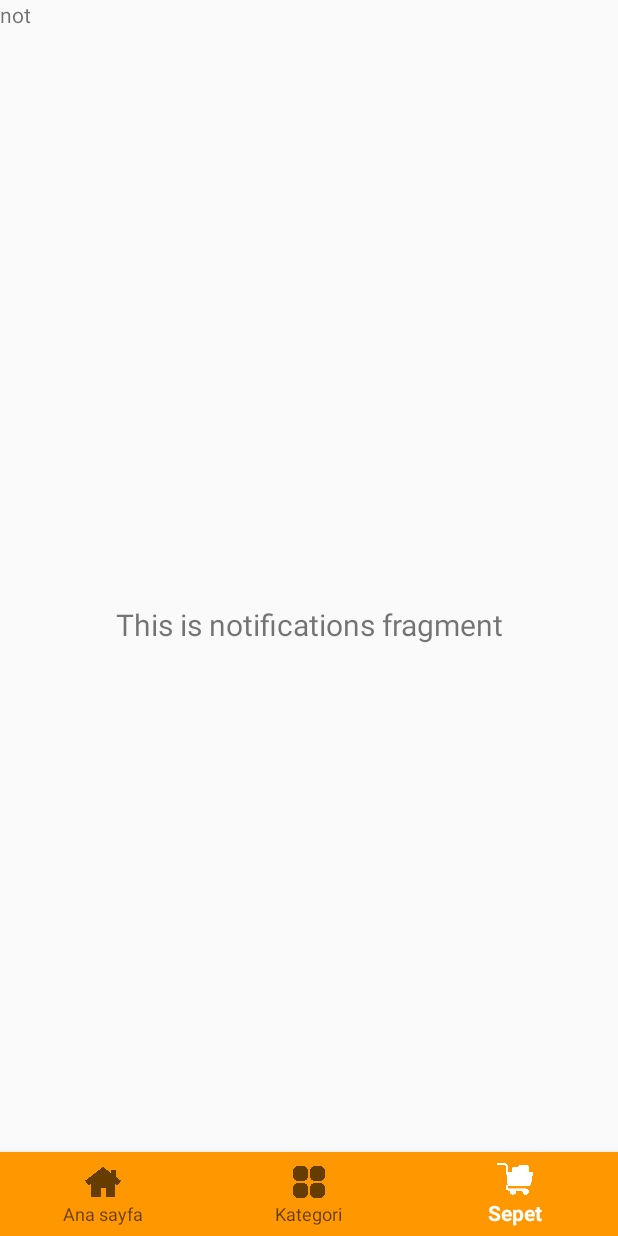
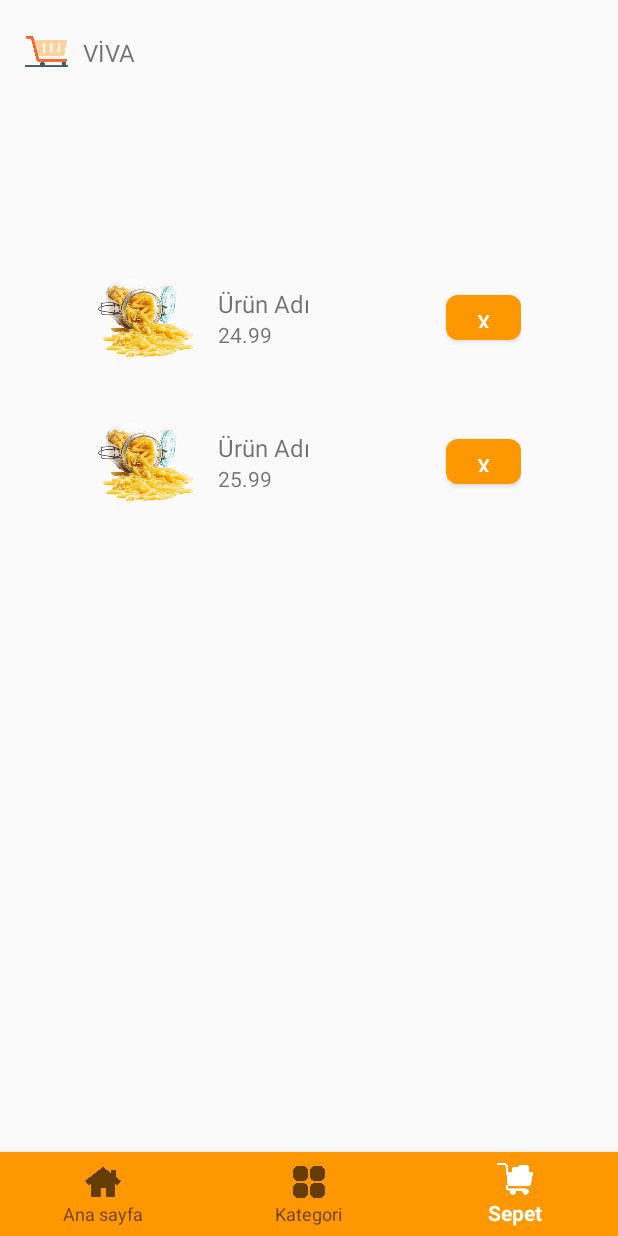
Before and after one commit to EmrhnOZCN/vivaapp-mobile, an Android app: the NotificationsFragment screen opened through its navigation route, on a phone screen of 412 x 824 dp. Run offline under Robolectric (Android 15) with nearby library versions, the phone set to English and light mode, and no system bars; our stand-ins replace navigation-ui.

Commit message:
The cart page was designed and the necessary adapters were created.

```diff
--- a/app/src/main/AndroidManifest.xml
+++ b/app/src/main/AndroidManifest.xml
@@ -13,6 +13,9 @@
         android:theme="@style/Theme.Vivaappmobile"
         tools:targetApi="31">
         <activity
+            android:name=".ui.ChatbotActivity"
+            android:exported="false" />
+        <activity
             android:name=".ui.RegisterActivity"
             android:exported="false" />
         <activity
@@ -20,8 +23,7 @@
             android:exported="false" />
         <activity
             android:name=".MainActivity"
-            android:exported="true"
-         >
+            android:exported="true">
             <intent-filter>
                 <action android:name="android.intent.action.MAIN" />
 
--- a/app/src/main/java/com/example/vivaapp_mobile/ui/home/HomeFragment.java
+++ b/app/src/main/java/com/example/vivaapp_mobile/ui/home/HomeFragment.java
@@ -5,7 +5,6 @@ import android.os.Bundle;
 import android.view.LayoutInflater;
 import android.view.View;
 import android.view.ViewGroup;
-import android.widget.ImageView;
 
 import androidx.annotation.NonNull;
 import androidx.fragment.app.Fragment;
@@ -38,6 +37,8 @@ public class HomeFragment extends Fragment {
             }
         });
 
+
+
         return root;
     }
 
--- /dev/null
+++ b/app/src/main/java/com/example/vivaapp_mobile/ui/notifications/CartItem.java
@@ -0,0 +1,25 @@
+package com.example.vivaapp_mobile.ui.notifications;
+
+public class CartItem {
+    private String name;
+    private double price;
+    private String imageUrl;
+
+    public CartItem(String name, double price, String imageUrl) {
+        this.name = name;
+        this.price = price;
+        this.imageUrl = imageUrl;
+    }
+
+    public String getName() {
+        return name;
+    }
+
+    public double getPrice() {
+        return price;
+    }
+
+    public String getImageUrl() {
+        return imageUrl;
+    }
+}
--- /dev/null
+++ b/app/src/main/java/com/example/vivaapp_mobile/ui/notifications/CartItemAdapter.java
@@ -0,0 +1,66 @@
+package com.example.vivaapp_mobile.ui.notifications;
+
+import android.content.Context;
+import android.view.LayoutInflater;
+import android.view.View;
+import android.view.ViewGroup;
+import android.widget.Button;
+import android.widget.ImageView;
+import android.widget.TextView;
+
+import androidx.annotation.NonNull;
+import androidx.recyclerview.widget.RecyclerView;
+
+import com.example.vivaapp_mobile.R;
+
+import java.util.List;
+
+public class CartItemAdapter extends RecyclerView.Adapter<CartItemAdapter.ViewHolder> {
+
+    private List<CartItem> cartItemList;
+    private Context context;
+
+    public CartItemAdapter(Context context, List<CartItem> cartItemList) {
+        this.context = context;
+        this.cartItemList = cartItemList;
+    }
+
+    @NonNull
+    @Override
+    public ViewHolder onCreateViewHolder(@NonNull ViewGroup parent, int viewType) {
+        View view = LayoutInflater.from(parent.getContext())
+                .inflate(R.layout.cart_item_layout, parent, false);
+        return new ViewHolder(view);
+    }
+
+    @Override
+    public void onBindViewHolder(@NonNull ViewHolder holder, int position) {
+        CartItem cartItem = cartItemList.get(position);
+        holder.productName.setText(cartItem.getName());
+        holder.productPrice.setText(String.valueOf(cartItem.getPrice()));
+
+
+        holder.removeButton.setOnClickListener(view -> {
+
+        });
+    }
+
+    @Override
+    public int getItemCount() {
+        return cartItemList.size();
+    }
+
+    public static class ViewHolder extends RecyclerView.ViewHolder {
+        TextView productName, productPrice;
+        ImageView productImage;
+        Button removeButton;
+
+        public ViewHolder(@NonNull View itemView) {
+            super(itemView);
+            productName = itemView.findViewById(R.id.productName);
+            productPrice = itemView.findViewById(R.id.productPrice);
+            productImage = itemView.findViewById(R.id.productImage);
+            removeButton = itemView.findViewById(R.id.removeButton);
+        }
+    }
+}
--- a/app/src/main/java/com/example/vivaapp_mobile/ui/notifications/NotificationsFragment.java
+++ b/app/src/main/java/com/example/vivaapp_mobile/ui/notifications/NotificationsFragment.java
@@ -9,29 +9,60 @@ import android.widget.TextView;
 import androidx.annotation.NonNull;
 import androidx.fragment.app.Fragment;
 import androidx.lifecycle.ViewModelProvider;
+import androidx.recyclerview.widget.LinearLayoutManager;
+import androidx.recyclerview.widget.RecyclerView;
 
+import com.example.vivaapp_mobile.R;
 import com.example.vivaapp_mobile.databinding.FragmentNotificationsBinding;
+
+import java.util.ArrayList;
+import java.util.Collection;
+import java.util.List;
 
 public class NotificationsFragment extends Fragment {
 
     private FragmentNotificationsBinding binding;
+    private RecyclerView recyclerView;
+    private CartItemAdapter adapter;
 
     public View onCreateView(@NonNull LayoutInflater inflater,
                              ViewGroup container, Bundle savedInstanceState) {
+
         NotificationsViewModel notificationsViewModel =
                 new ViewModelProvider(this).get(NotificationsViewModel.class);
+
 
         binding = FragmentNotificationsBinding.inflate(inflater, container, false);
         View root = binding.getRoot();
 
-        final TextView textView = binding.textNotifications;
-        notificationsViewModel.getText().observe(getViewLifecycleOwner(), textView::setText);
+
+        recyclerView = root.findViewById(R.id.recyclerView);
+        recyclerView.setLayoutManager(new LinearLayoutManager(getContext()));
+
+        List<CartItem> cartItems = getCartItemsFromSharedPreferences();
+
+
+        adapter = new CartItemAdapter(getContext(), cartItems);
+        recyclerView.setAdapter(adapter);
+
         return root;
     }
 
-    @Override
-    public void onDestroyView() {
-        super.onDestroyView();
-        binding = null;
+
+
+
+    // Method to get cart items from SharedPreferences
+    private List<CartItem> getCartItemsFromSharedPreferences() {
+
+        List<CartItem> cartItems = new ArrayList<>();
+
+
+        CartItem item = new CartItem("Ürün Adı", 24.99, "@drawable/store.png");
+        CartItem item2 = new CartItem("Ürün Adı", 25.99, "@drawable/worker.png");
+        cartItems.add(item);
+        cartItems.add(item2);
+
+        return cartItems;
     }
+
 }
--- /dev/null
+++ b/app/src/main/res/drawable/remove_button_background.xml
@@ -0,0 +1,10 @@
+<!-- res/drawable/remove_button_background.xml -->
+
+<shape xmlns:android="http://schemas.android.com/apk/res/android"
+    android:shape="rectangle">
+
+    <solid android:color="@color/orange" />
+
+    <corners android:radius="8dp" />
+
+</shape>
--- a/app/src/main/res/layout/activity_login.xml
+++ b/app/src/main/res/layout/activity_login.xml
@@ -57,6 +57,7 @@
         android:hint="E-posta adresinizi girin"
         android:inputType="textEmailAddress"
         android:textAlignment="gravity"
+
         app:layout_constraintEnd_toEndOf="parent"
         app:layout_constraintStart_toStartOf="parent"
         app:layout_constraintTop_toBottomOf="@+id/textView2" />
--- /dev/null
+++ b/app/src/main/res/layout/cart_item_layout.xml
@@ -0,0 +1,53 @@
+<!-- res/layout/cart_item_layout.xml -->
+
+<LinearLayout xmlns:android="http://schemas.android.com/apk/res/android"
+    android:layout_width="match_parent"
+    android:layout_height="wrap_content"
+    android:orientation="horizontal"
+    android:padding="16dp"
+ >
+
+    <ImageView
+        android:id="@+id/productImage"
+        android:layout_width="64dp"
+        android:layout_height="64dp"
+        android:scaleType="centerCrop"
+        android:src="@drawable/temelgida" />
+
+    <LinearLayout
+        android:layout_width="0dp"
+        android:layout_height="wrap_content"
+        android:layout_marginStart="16dp"
+        android:layout_weight="1"
+        android:orientation="vertical"
+        android:layout_gravity="center_vertical">
+
+        <TextView
+            android:id="@+id/productName"
+            android:layout_width="wrap_content"
+            android:layout_height="wrap_content"
+            android:layout_gravity="center_vertical"
+            android:text="Product Name"
+            android:textSize="16sp" />
+
+        <TextView
+            android:id="@+id/productPrice"
+            android:layout_width="wrap_content"
+            android:layout_height="wrap_content"
+            android:layout_gravity="center_vertical"
+            android:text="Price: $0.00"
+            android:textSize="14sp" />
+
+    </LinearLayout>
+
+    <Button
+        android:id="@+id/removeButton"
+        android:layout_width="50dp"
+        android:layout_height="30dp"
+        android:background="@drawable/remove_button_background"
+        android:padding="8dp"
+        android:text="X"
+        android:textColor="@color/white"
+        android:layout_gravity="center_vertical" />
+
+</LinearLayout>
--- a/app/src/main/res/layout/fragment_dashboard.xml
+++ b/app/src/main/res/layout/fragment_dashboard.xml
@@ -6,7 +6,6 @@
     android:layout_height="match_parent"
 
     tools:context=".ui.dashboard.DashboardFragment">
-
     <View
         android:id="@+id/half_circle"
         android:layout_width="460dp"
@@ -17,6 +16,29 @@
         app:layout_constraintEnd_toEndOf="parent"
         app:layout_constraintHorizontal_bias="0.51"
         app:layout_constraintStart_toStartOf="parent" />
+    <TextView
+        android:id="@+id/textView"
+        android:layout_width="48dp"
+        android:layout_height="38dp"
+        android:layout_marginTop="16dp"
+        android:gravity="center"
+        android:text="VİVA"
+        android:textSize="16sp"
+
+        app:layout_constraintEnd_toEndOf="parent"
+        app:layout_constraintHorizontal_bias="0.134"
+        app:layout_constraintStart_toStartOf="parent"
+        app:layout_constraintTop_toTopOf="parent" />
+
+    <ImageView
+        android:id="@+id/imageView2"
+        android:layout_width="35dp"
+        android:layout_height="36dp"
+        android:layout_marginTop="16dp"
+        android:src="@drawable/shopping"
+        app:layout_constraintEnd_toStartOf="@+id/textView"
+        app:layout_constraintTop_toTopOf="parent" />
+
 
     <androidx.cardview.widget.CardView
         android:id="@+id/category1"
@@ -38,7 +60,7 @@
             <ImageView
                 android:id="@+id/imageView3"
                 android:layout_width="match_parent"
-                android:layout_height="80dp"
+                android:layout_height="70dp"
                 android:src="@drawable/meyvesebze" />
 
             <TextView
@@ -76,7 +98,7 @@
             <ImageView
                 android:id="@+id/imageView4"
                 android:layout_width="match_parent"
-                android:layout_height="80dp"
+                android:layout_height="70dp"
                 android:src="@drawable/ettavuk" />
 
             <TextView
@@ -113,7 +135,7 @@
             <ImageView
                 android:id="@+id/imageView5"
                 android:layout_width="match_parent"
-                android:layout_height="80dp"
+                android:layout_height="70dp"
                 android:src="@drawable/icecek" />
 
             <TextView
@@ -122,7 +144,7 @@
                 android:layout_height="wrap_content"
                 android:layout_gravity="center_horizontal"
                 android:text="@string/category3_name"
-                android:textSize="11sp" />/>
+                android:textSize="11sp" />
 
         </LinearLayout>
 
@@ -149,7 +171,7 @@
             <ImageView
                 android:id="@+id/imageView6"
                 android:layout_width="match_parent"
-                android:layout_height="80dp"
+                android:layout_height="70dp"
                 android:src="@drawable/temelgida" />
 
             <TextView
@@ -158,7 +180,7 @@
                 android:layout_height="wrap_content"
                 android:layout_gravity="center_horizontal"
                 android:text="@string/category4_name"
-                android:textSize="11sp" />/>
+                android:textSize="11sp" />
 
         </LinearLayout>
 
@@ -185,7 +207,7 @@
             <ImageView
                 android:id="@+id/imageView7"
                 android:layout_width="match_parent"
-                android:layout_height="80dp"
+                android:layout_height="70dp"
                 android:src="@drawable/deterjan" />
 
             <TextView
@@ -194,7 +216,7 @@
                 android:layout_height="wrap_content"
                 android:layout_gravity="center_horizontal"
                 android:text="@string/category5_name"
-                android:textSize="11sp" />/>
+                android:textSize="11sp" />
 
         </LinearLayout>
 
@@ -221,7 +243,7 @@
             <ImageView
                 android:id="@+id/imageView8"
                 android:layout_width="match_parent"
-                android:layout_height="80dp"
+                android:layout_height="70dp"
                 android:src="@drawable/fo" />
 
             <TextView
@@ -230,7 +252,7 @@
                 android:layout_height="wrap_content"
                 android:layout_gravity="center_horizontal"
                 android:text="@string/category6_name"
-                android:textSize="11sp" />/>
+                android:textSize="11sp" />
 
         </LinearLayout>
 
--- a/app/src/main/res/layout/fragment_home.xml
+++ b/app/src/main/res/layout/fragment_home.xml
@@ -35,12 +35,15 @@
         android:id="@+id/girisButon"
         android:layout_width="35dp"
         android:layout_height="30dp"
-
         android:layout_marginTop="16dp"
         android:layout_marginEnd="27dp"
+        android:src="@drawable/user"
         app:layout_constraintEnd_toEndOf="parent"
         app:layout_constraintTop_toTopOf="parent"
-        app:srcCompat="@drawable/user" />
+        android:onClick="showDropdownMenu" />
+
+
+
 
     <ImageView
         android:id="@+id/chatbotButon"
@@ -91,4 +94,8 @@
         app:layout_constraintHorizontal_bias="0.545"
         app:layout_constraintStart_toStartOf="parent"
         app:srcCompat="@drawable/reklam2" />
+
+
+
+
 </androidx.constraintlayout.widget.ConstraintLayout>
--- a/app/src/main/res/layout/fragment_notifications.xml
+++ b/app/src/main/res/layout/fragment_notifications.xml
@@ -6,25 +6,37 @@
     android:layout_height="match_parent"
     tools:context=".ui.notifications.NotificationsFragment">
 
+
     <TextView
-        android:id="@+id/text_notifications"
-        android:layout_width="match_parent"
-        android:layout_height="wrap_content"
-        android:layout_marginStart="8dp"
-        android:layout_marginTop="8dp"
-        android:layout_marginEnd="8dp"
-        android:textAlignment="center"
-        android:textSize="20sp"
-        app:layout_constraintBottom_toBottomOf="parent"
+        android:id="@+id/textView"
+        android:layout_width="48dp"
+        android:layout_height="38dp"
+        android:layout_marginTop="16dp"
+        android:gravity="center"
+        android:text="VİVA"
+        android:textSize="16sp"
+
+        app:layout_constraintEnd_toEndOf="parent"
+        app:layout_constraintHorizontal_bias="0.134"
+        app:layout_constraintStart_toStartOf="parent"
+        app:layout_constraintTop_toTopOf="parent" />
+
+    <ImageView
+        android:id="@+id/imageView2"
+        android:layout_width="35dp"
+        android:layout_height="36dp"
+        android:layout_marginTop="16dp"
+        android:src="@drawable/shopping"
+        app:layout_constraintEnd_toStartOf="@+id/textView"
+        app:layout_constraintTop_toTopOf="parent" />
+
+    <androidx.recyclerview.widget.RecyclerView
+        android:id="@+id/recyclerView"
+        android:layout_width="314dp"
+        android:layout_height="474dp"
+        android:layout_marginTop="164dp"
         app:layout_constraintEnd_toEndOf="parent"
         app:layout_constraintStart_toStartOf="parent"
         app:layout_constraintTop_toTopOf="parent" />
 
-    <TextView
-        android:id="@+id/textView3"
-        android:layout_width="wrap_content"
-        android:layout_height="wrap_content"
-        android:text="not"
-        tools:layout_editor_absoluteX="166dp"
-        tools:layout_editor_absoluteY="195dp" />
 </androidx.constraintlayout.widget.ConstraintLayout>
--- a/app/src/main/res/values/strings.xml
+++ b/app/src/main/res/values/strings.xml
@@ -11,6 +11,4 @@
     <string name="category6_name">Fırın, Pastane</string>
 
 
-
-
 </resources>
```
